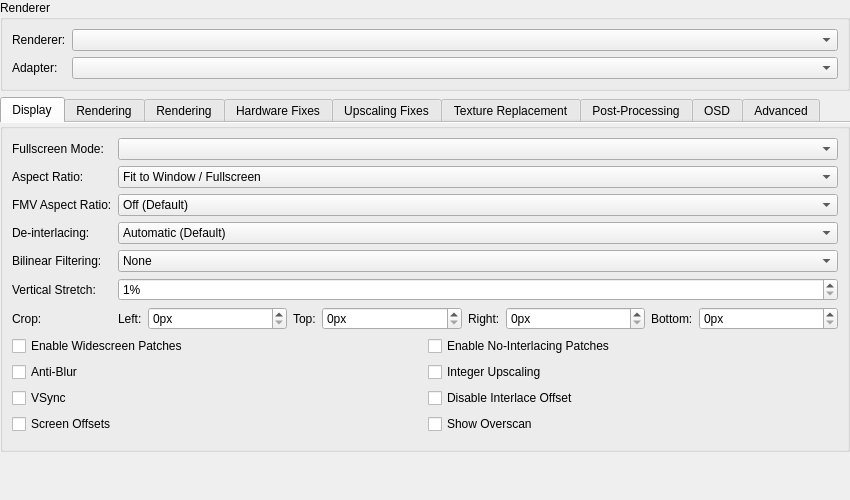
This is pcsx2-qt/Settings/GraphicsSettingsWidget.ui in PCSX2/pcsx2 as Qt 5 draws it before an edit. The edited form follows.
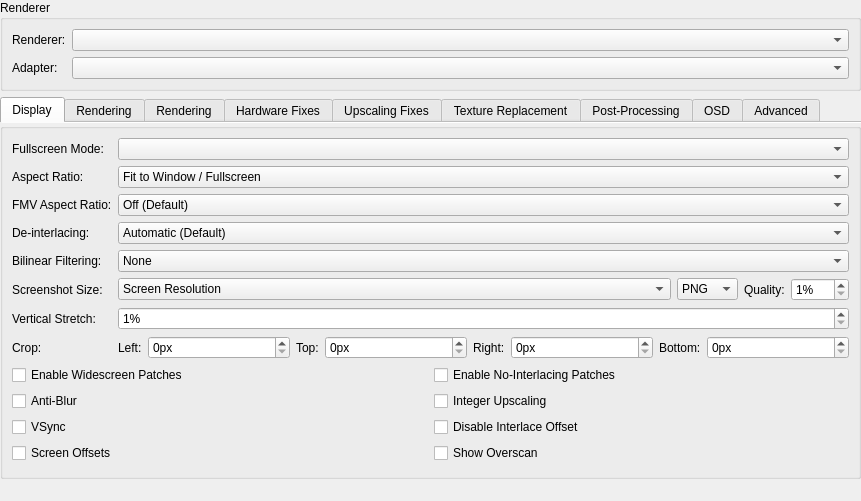
This is the edited form.

Commit message: GS: Add internal resolution screenshot option

```diff
--- a/pcsx2-qt/Settings/GraphicsSettingsWidget.ui
+++ b/pcsx2-qt/Settings/GraphicsSettingsWidget.ui
@@ -6,8 +6,8 @@
    <rect>
     <x>0</x>
     <y>0</y>
-    <width>850</width>
-    <height>500</height>
+    <width>861</width>
+    <height>501</height>
    </rect>
   </property>
   <property name="windowTitle">
@@ -227,14 +227,14 @@
          </item>
         </widget>
        </item>
-       <item row="5" column="0">
+       <item row="6" column="0">
         <widget class="QLabel" name="label_24">
          <property name="text">
           <string>Vertical Stretch:</string>
          </property>
         </widget>
        </item>
-       <item row="5" column="1">
+       <item row="6" column="1">
         <widget class="QSpinBox" name="stretchY">
          <property name="suffix">
           <string>%</string>
@@ -247,14 +247,14 @@
          </property>
         </widget>
        </item>
-       <item row="6" column="0">
+       <item row="7" column="0">
         <widget class="QLabel" name="label_26">
          <property name="text">
           <string>Crop:</string>
          </property>
         </widget>
        </item>
-       <item row="6" column="1">
+       <item row="7" column="1">
         <layout class="QHBoxLayout" name="horizontalLayout_3" stretch="0,1,0,1,0,1,0,1">
          <item>
           <widget class="QLabel" name="label_39">
@@ -326,7 +326,7 @@
          </item>
         </layout>
        </item>
-       <item row="7" column="0" colspan="2">
+       <item row="8" column="0" colspan="2">
         <layout class="QGridLayout" name="gridLayout_5">
          <item row="3" column="0">
           <widget class="QCheckBox" name="PCRTCOffsets">
@@ -389,6 +389,70 @@
          </item>
         </layout>
        </item>
+       <item row="5" column="0">
+        <widget class="QLabel" name="label_21">
+         <property name="text">
+          <string>Screenshot Size:</string>
+         </property>
+        </widget>
+       </item>
+       <item row="5" column="1">
+        <layout class="QHBoxLayout" name="horizontalLayout_2" stretch="1,0,0,0">
+         <item>
+          <widget class="QComboBox" name="screenshotSize">
+           <item>
+            <property name="text">
+             <string>Screen Resolution</string>
+            </property>
+           </item>
+           <item>
+            <property name="text">
+             <string>Internal Resolution</string>
+            </property>
+           </item>
+           <item>
+            <property name="text">
+             <string>Internal Resolution (Aspect Uncorrected)</string>
+            </property>
+           </item>
+          </widget>
+         </item>
+         <item>
+          <widget class="QComboBox" name="screenshotFormat">
+           <item>
+            <property name="text">
+             <string>PNG</string>
+            </property>
+           </item>
+           <item>
+            <property name="text">
+             <string>JPEG</string>
+            </property>
+           </item>
+          </widget>
+         </item>
+         <item>
+          <widget class="QLabel" name="label_44">
+           <property name="text">
+            <string>Quality:</string>
+           </property>
+          </widget>
+         </item>
+         <item>
+          <widget class="QSpinBox" name="screenshotQuality">
+           <property name="suffix">
+            <string>%</string>
+           </property>
+           <property name="minimum">
+            <number>1</number>
+           </property>
+           <property name="maximum">
+            <number>100</number>
+           </property>
+          </widget>
+         </item>
+        </layout>
+       </item>
       </layout>
      </widget>
      <widget class="QGroupBox" name="hardwareRenderingTab">
```
The commit also changes 14 other files.
